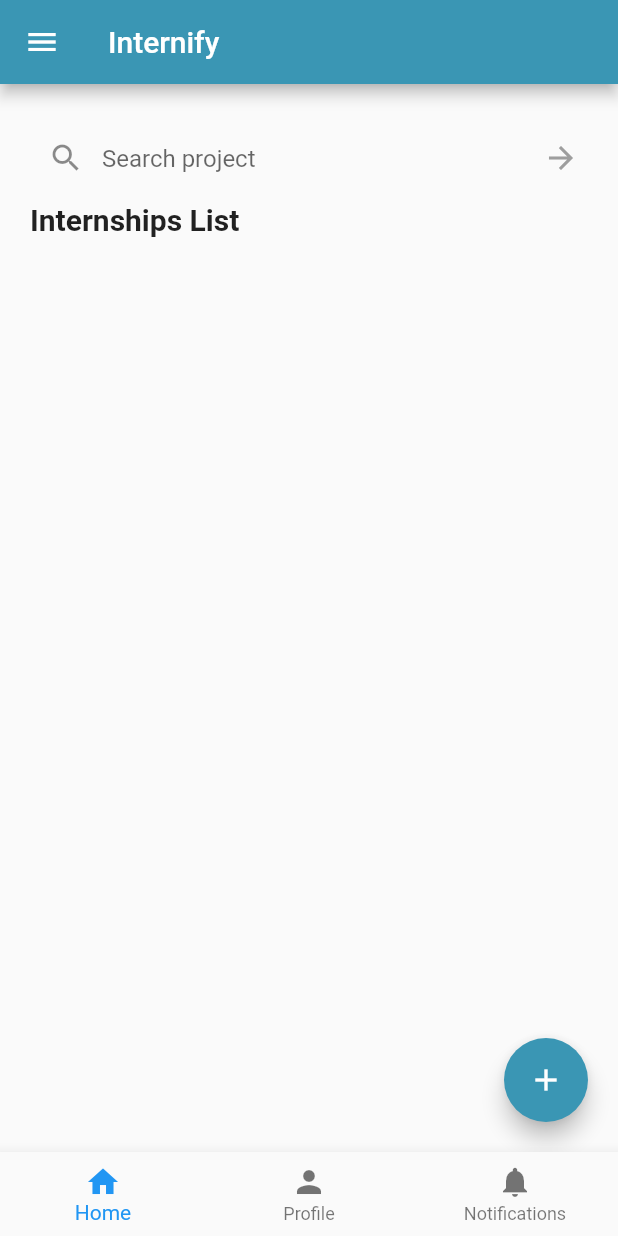
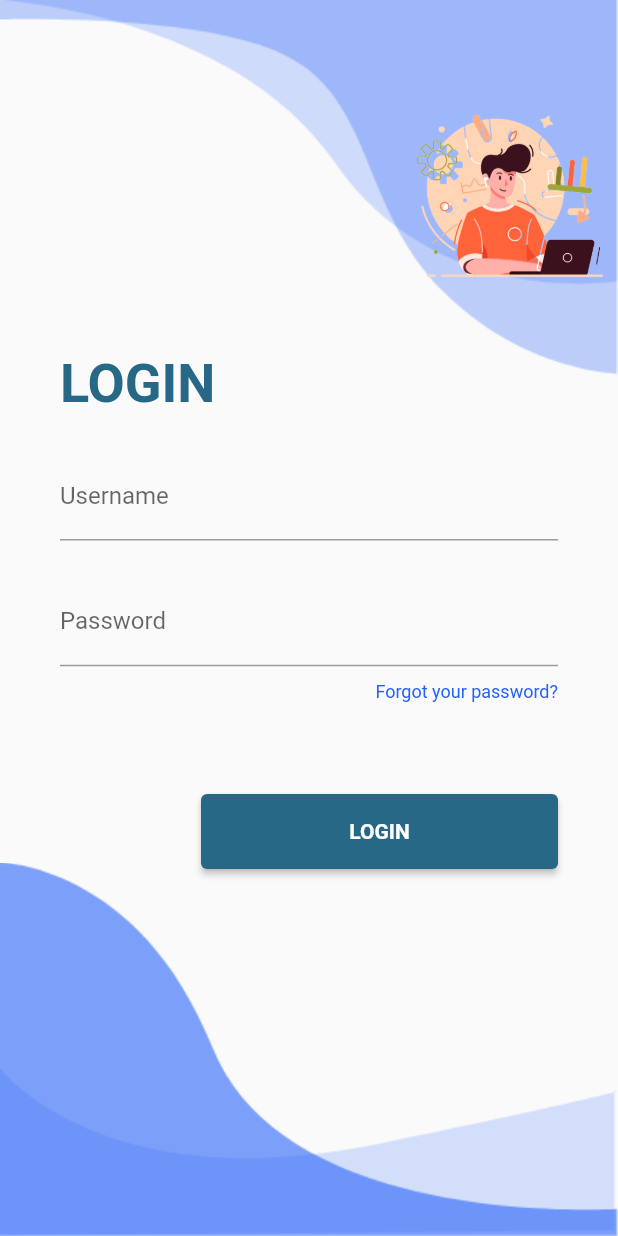
Before and after one commit to anfel17/internship_management_app-, a Flutter app: the screen it shows after launch, on a phone screen of 412 x 824 dp. Run offline on Flutter 3.47's test engine with Material 2 defaults, Android fonts, the light colour scheme and no system bars.

Commit message:
adding login files

```diff
--- a/lib/constants.dart
+++ b/lib/constants.dart
@@ -2,6 +2,8 @@ import 'package:flutter/material.dart';
 
 
 //Api routes
-const baseUrl = 'http://localhost:8000/api/';
+const baseUrl = 'http://192.168.1.7:8000/api/';
 const consultStudentAccount = baseUrl + 'consultStudentAccount';
 const consultOffersList = baseUrl + 'consultOffersList';
+const getStudentNotif = baseUrl + 'getStudentNotif';
+const login = baseUrl + 'login';
--- a/lib/main.dart
+++ b/lib/main.dart
@@ -1,7 +1,7 @@
 import 'package:flutter/material.dart';
 import 'package:internship_management_system/routes.dart';
 import 'package:internship_management_system/screens/home/home_screen.dart';
-
+import 'package:internship_management_system/screens/login/login_screen.dart';
 void main() {
   runApp(const MyApp());
 }
@@ -18,7 +18,7 @@ class MyApp extends StatelessWidget {
       // theme: theme(),
       // home: SplashScreen(),
       // We use routeName so that we dont need to remember the name
-      initialRoute: HomeScreen.routeName,
+      initialRoute: LoginPage.routeName,
       routes: routes,
     );
   }
--- a/lib/routes.dart
+++ b/lib/routes.dart
@@ -5,6 +5,7 @@ import 'package:internship_management_system/screens/notifications/notification_
 import 'package:internship_management_system/screens/newApplication/newApplication.dart';
 import 'package:internship_management_system/screens/myProfile/profile_screen.dart';
 import 'package:internship_management_system/screens/updateProfile/update_profile_screen.dart';
+import 'package:internship_management_system/screens/login/login_screen.dart';
 
 
 final Map<String, WidgetBuilder> routes = {
@@ -14,4 +15,5 @@ final Map<String, WidgetBuilder> routes = {
    newApplicationScreen.routeName: (context) => newApplicationScreen(),
    ProfileScreen.routeName: (context) => ProfileScreen(),
    UpdateProfileScreen.routeName: (context) => UpdateProfileScreen(),
+   LoginPage.routeName: (context) => LoginPage(),
 };
--- /dev/null
+++ b/lib/screens/login/Background.dart
@@ -0,0 +1,68 @@
+
+import 'package:flutter/material.dart';
+
+class Background extends StatelessWidget {
+
+  final Widget child;
+
+
+   Background({
+    Key? key,
+    required this.child,
+  }) : super(key: key);
+
+  @override
+  Widget build(BuildContext context) {
+    Size size = MediaQuery.of(context).size;
+    return Container(
+      width: double.infinity,
+      height: size.height,
+      child: Stack(
+        alignment: Alignment.center,
+        children: <Widget>[
+          Positioned(
+            top: 0,
+            right: 0,
+            child: Image.asset(
+                "assets/images/top1.png",
+                width: size.width
+            ),
+          ),
+          Positioned(
+            top: 0,
+            right: 0,
+            child: Image.asset(
+                "assets/images/top2.png",
+                width: size.width
+            ),
+          ),
+          Positioned(
+            top: 60,
+            right: -25,
+            child: Image.asset(
+                "assets/images/orange.png",
+                width: size.width * 0.50
+            ),
+          ),
+          Positioned(
+            bottom: 0,
+            right: 0,
+            child: Image.asset(
+                "assets/images/bottom1.png",
+                width: size.width
+            ),
+          ),
+          Positioned(
+            bottom: 0,
+            right: 0,
+            child: Image.asset(
+                "assets/images/bottom2.png",
+                width: size.width
+            ),
+          ),
+          child
+        ],
+      ),
+    );
+  }
+}
--- /dev/null
+++ b/lib/screens/login/login_screen.dart
@@ -0,0 +1,142 @@
+import 'package:flutter/material.dart';
+import 'package:internship_management_system/screens/login/Background.dart';
+import 'dart:convert';
+import 'package:http/http.dart' as http;
+import 'package:internship_management_system/screens/home/home_screen.dart';
+
+import '../../constants.dart';
+
+class LoginPage extends StatefulWidget {
+  static String routeName = "/LoginPage";
+  const LoginPage({Key? key}) : super(key: key);
+  @override
+  State<LoginPage> createState() => _LoginPageState();
+}
+
+class _LoginPageState extends State<LoginPage> {
+
+  final TextEditingController _emailController = TextEditingController();
+  final TextEditingController _passwordController = TextEditingController();
+
+  @override
+  Widget build(BuildContext context) {
+    Size size = MediaQuery.of(context).size;
+    void Login() async {
+      final String myUrl = login;
+      final response = await http.post(
+        Uri.parse(myUrl),
+        body: {
+          'email': _emailController.text,
+          'password': _passwordController.text,
+        },
+      );
+
+      if (response.statusCode == 200) {
+        final Map<String, dynamic> data = jsonDecode(response.body);
+        final String token = data['authorisation']['token'];
+        final Map<String, dynamic> user = data['user'];
+
+        // Navigate to the home page
+        Navigator.pushNamed(context, HomeScreen.routeName);
+      } else {
+        final String message = response.body;
+        // Show an error message to the user
+        ScaffoldMessenger.of(context).showSnackBar(
+          SnackBar(
+            content: Text(message),
+          ),
+        );
+      }
+    }
+
+    return Scaffold(
+      body: Background(
+        child: Column(
+          mainAxisAlignment: MainAxisAlignment.center,
+          children: <Widget>[
+            Container(
+              alignment: Alignment.centerLeft,
+              padding: EdgeInsets.symmetric(horizontal: 40),
+              child: Text(
+                "LOGIN",
+                style: TextStyle(
+                    fontWeight: FontWeight.bold,
+                    color: Color(0xFF276887),
+                    fontSize: 36
+                ),
+                textAlign: TextAlign.left,
+              ),
+            ),
+
+            SizedBox(height: size.height * 0.03),
+
+            Container(
+              alignment: Alignment.center,
+              margin: EdgeInsets.symmetric(horizontal: 40),
+              child: TextField(
+                controller: _emailController,
+                decoration: InputDecoration(
+                    labelText: "Username"
+                ),
+              ),
+            ),
+
+            SizedBox(height: size.height * 0.03),
+
+            Container(
+              alignment: Alignment.center,
+              margin: EdgeInsets.symmetric(horizontal: 40),
+              child: TextField(
+                controller: _passwordController,
+                decoration: InputDecoration(
+                    labelText: "Password"
+                ),
+                obscureText: true,
+              ),
+            ),
+
+            Container(
+              alignment: Alignment.centerRight,
+              margin: EdgeInsets.symmetric(horizontal: 40, vertical: 10),
+              child: Text(
+                "Forgot your password?",
+                style: TextStyle(
+                    fontSize: 12,
+                    color: Color(0XFF2661FA)
+                ),
+              ),
+            ),
+
+            SizedBox(height: size.height * 0.05),
+
+            Container(
+              alignment: Alignment.centerRight,
+              margin: EdgeInsets.symmetric(horizontal: 40, vertical: 10),
+              child: ElevatedButton(
+                onPressed: () {
+                  Login();
+                },
+                style: ButtonStyle( backgroundColor: MaterialStateProperty.all(Color(0xFF276887)),),
+
+                child: Container(
+                  alignment: Alignment.center,
+                  height: 50.0,
+                  width: size.width * 0.5,
+                  padding: const EdgeInsets.all(0),
+                  child: Text(
+                    "LOGIN",
+                    textAlign: TextAlign.center,
+                    style: TextStyle(
+                      fontWeight: FontWeight.bold,
+                    ),
+                  ),
+                ),
+              ),
+
+            ),
+          ],
+        ),
+      ),
+    );
+  }
+}
--- a/lib/screens/notifications/components/body.dart
+++ b/lib/screens/notifications/components/body.dart
@@ -1,4 +1,7 @@
 import 'package:flutter/material.dart';
+import 'package:http/http.dart' as http;
+import 'dart:convert';
+import '../../../constants.dart';
 
 class Body extends StatefulWidget {
   @override
@@ -6,13 +9,25 @@ class Body extends StatefulWidget {
 }
 
 class BodyState extends State<Body> {
-  final List<String> notifications = [
-    'Notification 1',
-    'Notification 2',
-    'Notification 3',
-    'Notification 4',
-    'Notification 5',
-  ];
+  List<dynamic> data = [];
+
+  Future<void> getStudentAccount() async {
+    Uri url = Uri.parse(getStudentNotif);
+    var response = await http.post(url, body: {'id': '1'});
+    if (response.statusCode == 200) {
+      setState(() {
+        data = json.decode(response.body);
+      });
+    } else {
+      print("error");
+    }
+  }
+
+  @override
+  void initState() {
+    super.initState();
+    getStudentAccount();
+  }
 
   @override
   Widget build(BuildContext context) {
@@ -31,12 +46,13 @@ class BodyState extends State<Body> {
           SizedBox(height: 20,),
           Expanded(
             child: ListView.builder(
-              itemCount: notifications.length,
+              itemCount: data.length,
               itemBuilder: (BuildContext context, int index) {
                 return Container(
                   height: 70, // specify the height you want
                   child: ListTile(
-                    title: Text(notifications[index]),
+                    title: Text(data[index]['message'] ?? ''),
+                    subtitle: Text(data[index]['time'] ?? ''),
                     leading: Icon(Icons.notifications),
                     onTap: () {
                       // Navigate to notification details page
--- a/pubspec.yaml
+++ b/pubspec.yaml
@@ -50,6 +50,7 @@ dev_dependencies:
   # package. See that file for information about deactivating specific lint
   # rules and activating additional ones.
   flutter_lints: ^2.0.0
+  provider: ^6.0.5
 
 # For information on the generic Dart part of this file, see the
 # following page: https://dart.dev/tools/pub/pubspec
```
Also changed, not shown: lib/screens/drawer/navDrawer.dart (+12 -12 lines), lib/screens/home/components/body.dart (+14 -3 lines), lib/screens/myApplications/components/body.dart (+8 -6 lines), lib/screens/myProfile/components/body.dart (+9 -10 lines), assets/images/bottom1.png (added), assets/images/bottom2.png (added), assets/images/main.png (added), assets/images/orange.png (added), assets/images/top1.png (added), assets/images/top2.png (added), pubspec.lock.
